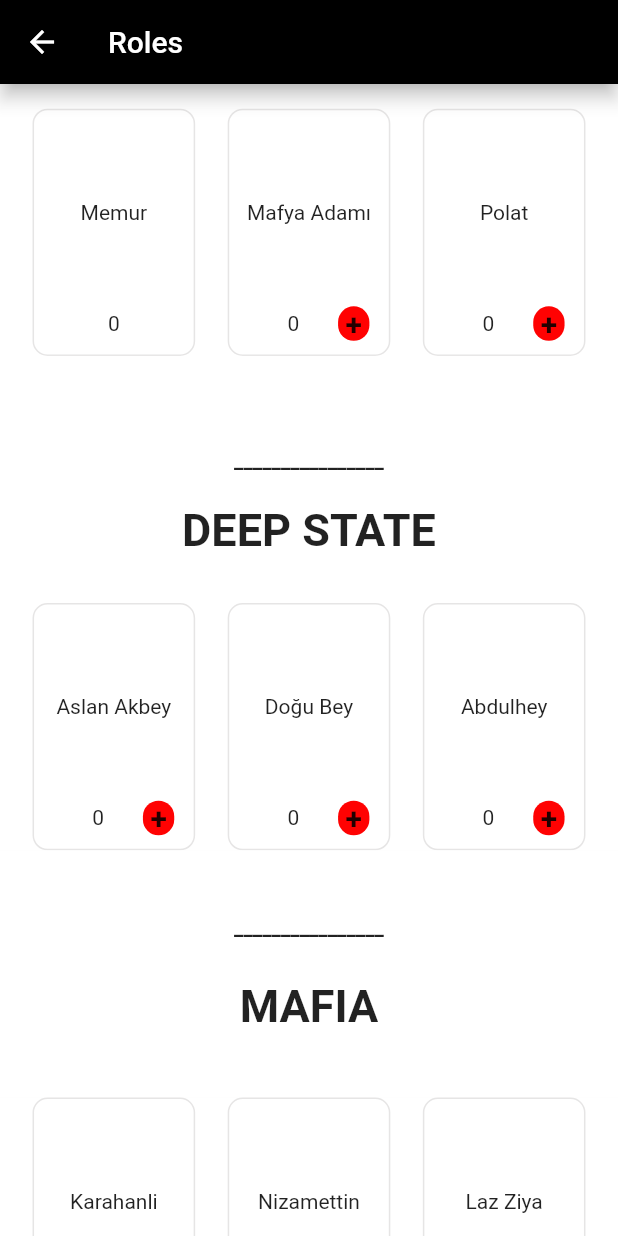
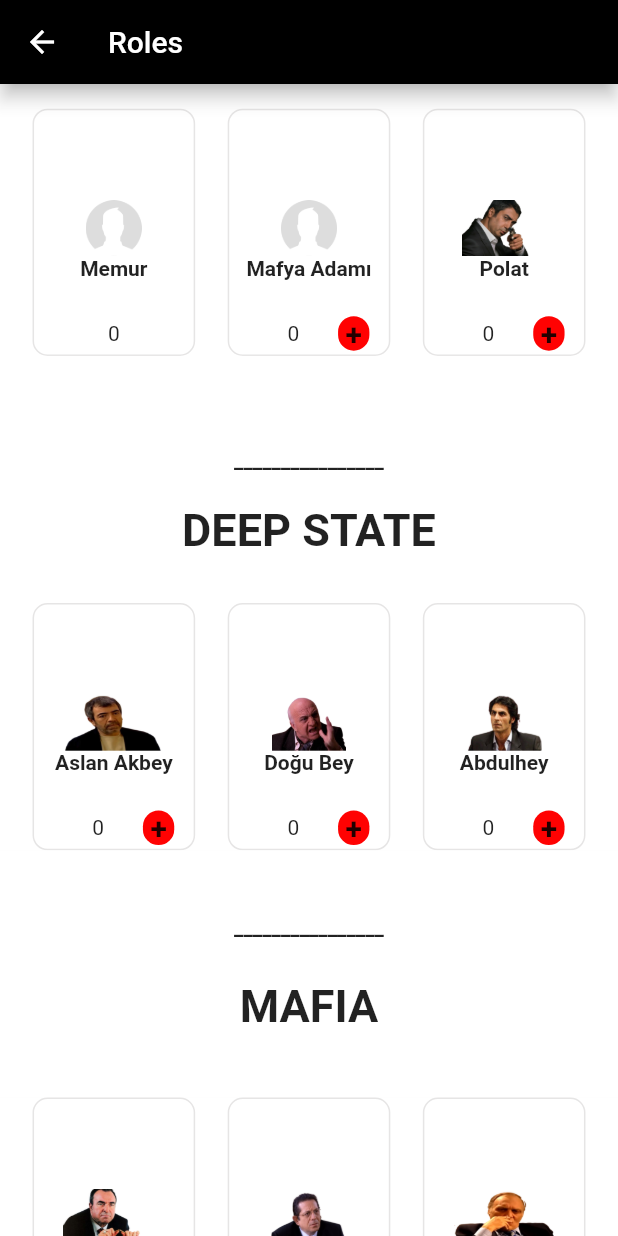
Before and after one commit to TurcanVeli/kurtlar_Sofrasi, a Flutter app: the rolesPage screen opened directly, on a phone screen of 412 x 824 dp. Run offline on Flutter 3.47's test engine with Material 2 defaults, Android fonts, the light colour scheme and no system bars; our stand-ins replace cloud_firestore, firebase_auth, firebase_core, firebase_storage, image_picker, localization and 1 more; accounts and stored records are empty; generated files the repository leaves out were written again.

Commit message:
photos added to rolesPage

```diff
--- a/kurtlar/lib/backend/models/Abdulhey.dart
+++ b/kurtlar/lib/backend/models/Abdulhey.dart
@@ -7,7 +7,7 @@ class Abdulhey extends Role {
 
   String _Name = "Abdulhey";
   final String _team = "Derin Devlet";
-  final String _imagepath = "";
+  final String _imagepath = "assets/images/abdulhey.png";
   final int countOfVote = 1;
   int count = 0;
   int remainingMission = 1;
--- a/kurtlar/lib/backend/models/AslanAkbey.dart
+++ b/kurtlar/lib/backend/models/AslanAkbey.dart
@@ -13,7 +13,7 @@ class AslanAkbey extends Role {
 
   String _Name = "Aslan Akbey";
   final String _team = "Derin Devlet";
-  final String _imagepath = "";
+  final String _imagepath = "assets/images/aslan.png";
   final int countOfVote = 1;
   int count = 0;
   Players _chosenUser = null;
--- a/kurtlar/lib/backend/models/Karahanli.dart
+++ b/kurtlar/lib/backend/models/Karahanli.dart
@@ -7,7 +7,7 @@ class Karahanli extends Role {
 
   String _Name = "Karahanli";
   final String _team = "Mafya";
-  final String _imagepath = "";
+  final String _imagepath = "assets/images/karahanli.png";
   final int countOfVote = 1;
   Players _chosenUser = null;
 
--- a/kurtlar/lib/backend/models/dogubey.dart
+++ b/kurtlar/lib/backend/models/dogubey.dart
@@ -8,7 +8,7 @@ class DoguBey extends Role {
 
   String _Name = "Doğu Bey";
   final String _team = "Derin Devlet";
-  final String _imagepath = "";
+  final String _imagepath = "assets/images/doguu.png";
   final int countOfVote = 1;
   int count = 0;
   int remainingMission = 1;
--- a/kurtlar/lib/backend/models/lazziya.dart
+++ b/kurtlar/lib/backend/models/lazziya.dart
@@ -6,7 +6,7 @@ class LazZiya extends Role {
   final String _RoleDefinition = "Sen Mafyanın laz ziyasısın";
   String _Name = "Laz Ziya";
   final String _team = "Mafya";
-  final String _imagepath = "";
+  final String _imagepath = "assets/images/laziya.png";
   int remainingMission = 1;
   final int countOfVote = 1;
   int count = 0;
--- a/kurtlar/lib/backend/models/mafiamen.dart
+++ b/kurtlar/lib/backend/models/mafiamen.dart
@@ -7,7 +7,7 @@ class mafiamen extends Role {
   final String _RoleDefinition = "Basit bir mafya adamısın";
   String _Name = "Mafya Adamı";
   final String _team = "Mafya";
-  final String _imagepath = "";
+  final String _imagepath = "assets/images/deafultAvatar.png";
   final int countOfVote = 1;
   Players _chosenUser = null;
 
--- a/kurtlar/lib/backend/models/nizammettin.dart
+++ b/kurtlar/lib/backend/models/nizammettin.dart
@@ -6,7 +6,7 @@ class nizamettin extends Role {
   final String _RoleDefinition = "Sen Mafyanın avukatısın";
   String _Name = "Nizamettin";
   final String _team = "Mafya";
-  final String _imagepath = "";
+  final String _imagepath = "assets/images/nizamettin.png";
   int remainingMission = 1;
   final int countOfVote = 1;
   Players _chosenUser = null;
--- a/kurtlar/lib/backend/models/officer.dart
+++ b/kurtlar/lib/backend/models/officer.dart
@@ -7,7 +7,7 @@ class officer extends Role {
   final String _RoleDefinition = "Sıradan bir istirbahat elemeanısın";
   String _Name = "Memur";
   final String _team = "Derin Devlet";
-  final String _imagepath = "";
+  final String _imagepath = "assets/images/deafultAvatar.png";
   final int countOfVote = 1;
   Players _chosenUser = null;
 
--- a/kurtlar/lib/backend/models/polat.dart
+++ b/kurtlar/lib/backend/models/polat.dart
@@ -11,7 +11,7 @@ class Polat extends Role {
 
   String _Name = "Polat";
   final String _team = "Derin Devlet";
-  final String _imagepath = "";
+  final String _imagepath = "assets/images/polat.png";
   final int countOfVote = 1;
 
   int count = 0;
--- a/kurtlar/lib/frontend/pages/roles_view.dart
+++ b/kurtlar/lib/frontend/pages/roles_view.dart
@@ -214,8 +214,9 @@ class _rolesPageState extends BaseState<rolesPage> {
   Column RoleContainerInsideColumn(Role role) {
     return Column(
       children: [
+        Expanded(flex:4,child: Image.asset(role.imagePath)),
         Expanded(
-            flex: 2,
+            flex: 3,
             child: InkWell(
                 onTap: (() {
                   _scaleDialog(role.GetName, role.GetRoleDefiniton);
@@ -223,7 +224,7 @@ class _rolesPageState extends BaseState<rolesPage> {
                 child: RoleNameContainer(role))),
         Expanded(flex: 1, child: SizedBox()),
         Expanded(
-          flex: 2,
+          flex: 3,
           child: CountRow(role),
         ),
       ],
@@ -274,7 +275,7 @@ class _rolesPageState extends BaseState<rolesPage> {
     );
   }
 
-  Text RoleNameText(Role role) => Text(role.GetName);
+  Text RoleNameText(Role role) => Text(role.GetName,style: TextStyle(fontWeight: FontWeight.bold),);
 }
 
 Widget _dialog(BuildContext context, String header, String Body) {
--- a/kurtlar/lib/main.dart
+++ b/kurtlar/lib/main.dart
@@ -5,6 +5,7 @@ import 'package:kurtlar/backend/lang/language_constant.dart';
 import 'package:kurtlar/frontend/pages/home_view.dart';
 
 import 'package:kurtlar/frontend/pages/login_view.dart';
+import 'package:kurtlar/frontend/pages/roles_view.dart';
 
 import 'package:localization/localization.dart';
 
@@ -53,6 +54,6 @@ class _MyAppState extends State<MyApp> with CacheID {
         locale: _locale,
         localizationsDelegates: AppLocalizations.localizationsDelegates,
         supportedLocales: AppLocalizations.supportedLocales,
-        home: GetID() != null ? Home() : LoginPage());
+        home: rolesPage());
   }
 }
```
Also changed, not shown: kurtlar/assets/images/abdulhey.png (added), kurtlar/assets/images/aslan.png (added), kurtlar/assets/images/dogubey.png (added), kurtlar/assets/images/doguu.png (added), kurtlar/assets/images/karahanli.png (added), kurtlar/assets/images/laziya.png (added), kurtlar/assets/images/nizamettin.png (added), kurtlar/assets/images/polat.png (added).
